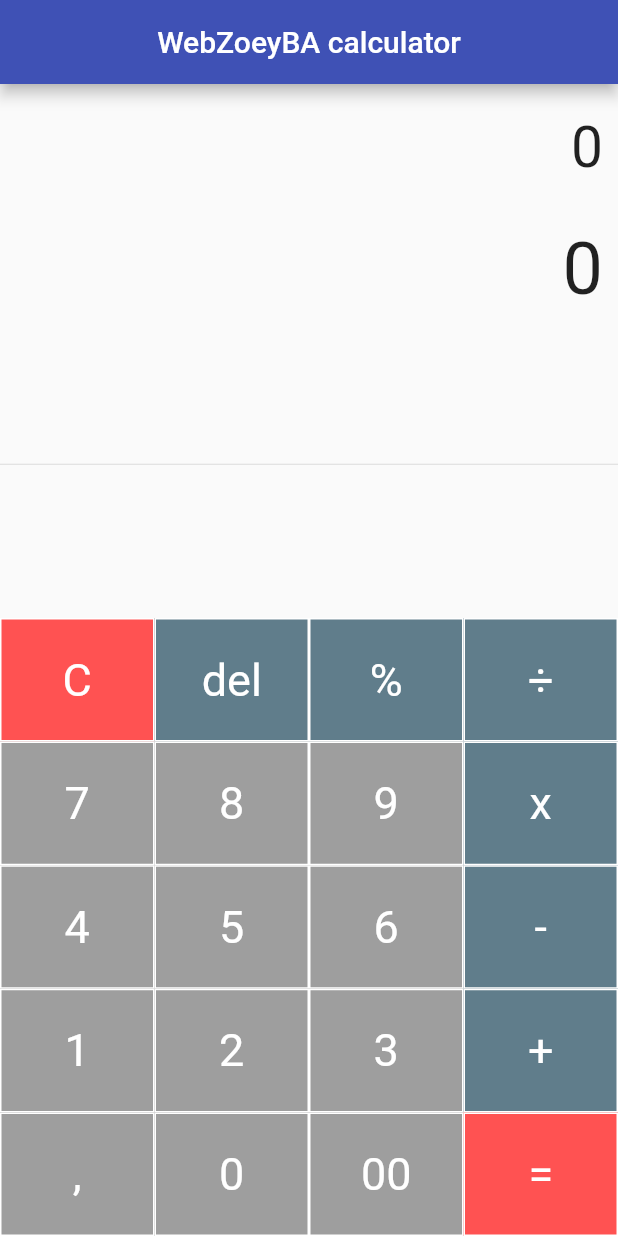
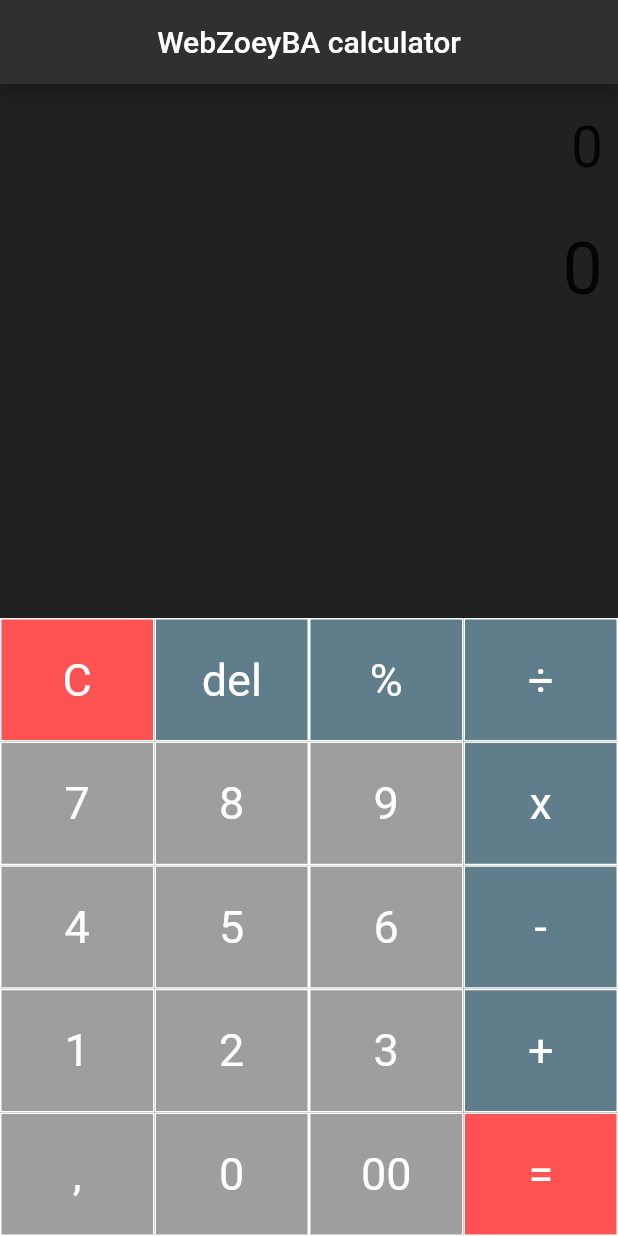
Before and after one commit to WebZoeyBA/Flutter_calculator, a Flutter app: the screen it shows after launch, on a phone screen of 412 x 824 dp. Run offline on Flutter 3.47's test engine with Material 2 defaults, Android fonts, the phone set to English and light mode, and no system bars; our stand-ins replace math_expressions.

Commit message:
background change

```diff
--- a/lib/main.dart
+++ b/lib/main.dart
@@ -97,9 +97,11 @@
   @override
   Widget build(BuildContext context) {
     return Scaffold(
+      backgroundColor: Colors.grey[900],
       appBar: AppBar(
         title: Text("WebZoeyBA calculator"),
         centerTitle: true,
+        backgroundColor: Colors.grey[850],
       ),
       body: Column(
         children: <Widget>[
--- a/pubspec.yaml
+++ b/pubspec.yaml
@@ -61,9 +61,8 @@
   uses-material-design: true
 
   # To add assets to your application, add an assets section, like this:
-  assets:
-     - assets/rts.png
-
+  #assets:
+  #   - assets/rts.png
   # An image asset can refer to one or more resolution-specific "variants", see
   # https://flutter.dev/assets-and-images/#resolution-aware
 
```
